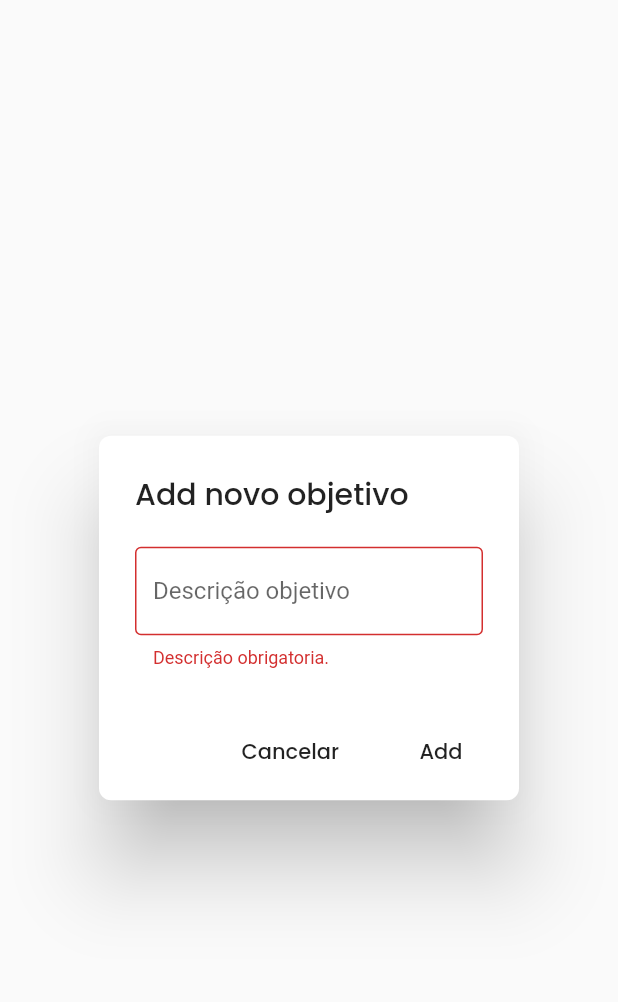
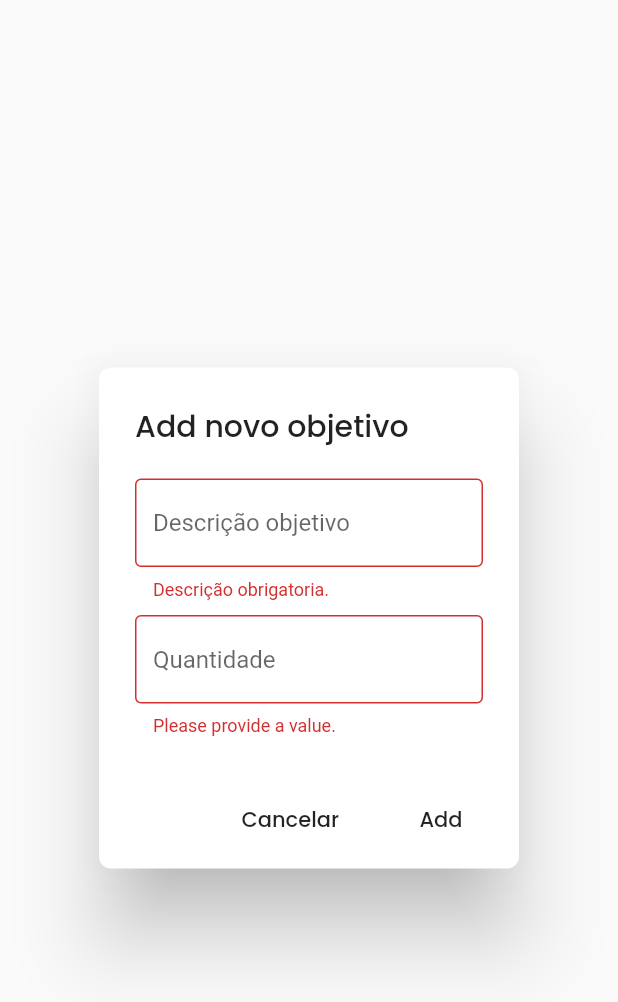
Before and after one commit to MaykeAlisson/agora_vai, a Flutter app: the NovoObjetivo widget shown alone on an empty page, opened directly, after a tap on "Add", on a phone screen of 412 x 824 dp. Shown: the top 1002 px of the screen. Run offline on Flutter 3.47's test engine with Material 2 defaults, Android fonts, the phone set to English and light mode, and no system bars; our stand-ins replace google_fonts, sqflite; accounts and stored records are empty.

Commit message:
(Feature) Criando novo objetivo

```diff
--- a/lib/ui/novo_objetivo_page.dart
+++ b/lib/ui/novo_objetivo_page.dart
@@ -20,7 +20,6 @@ class _NovoObjetivoState extends State<NovoObjetivo> {
   void initState() {
     super.initState();
     _buscaNomeObjetivos();
-//    _objetivos = Provider.of<HomeProvider>(context,listen: false).getObjetivos;
   }
 
   _buscaNomeObjetivos() async {
@@ -50,7 +49,7 @@ class _NovoObjetivoState extends State<NovoObjetivo> {
     return true;
   }
 
-  Future<void> _onSubmit() async {
+  Future<void> _salvar() async {
     final isValid = _form.currentState.validate();
     if (!isValid) {
       return;
@@ -61,10 +60,8 @@ class _NovoObjetivoState extends State<NovoObjetivo> {
     });
     try {
 //      bool success = await Provider.of<HomeProvider>(context).addObjetivo(_objetivo.toLowerCase());
-      bool success = true;
-      if (success) {
-        //print("Add Dialog success, popping off");
-      }
+
+
     } catch (e) {
       //print(e);
     }
@@ -86,7 +83,9 @@ class _NovoObjetivoState extends State<NovoObjetivo> {
         children: <Widget>[
           Form(
             key: _form,
-            child: TextFormField(
+            child: Column(
+              children: <Widget>[
+                TextFormField(
                   decoration: InputDecoration(
                     border: OutlineInputBorder(),
                     hintText: "Descrição objetivo",
@@ -108,10 +107,33 @@ class _NovoObjetivoState extends State<NovoObjetivo> {
                       _objetivo = value;
                     });
                   },
-              onFieldSubmitted: (value) {
-                _onSubmit();
+//                  onFieldSubmitted: (value) {
+//                    _salvar();
+//                  },
+                ),
+                SizedBox(height: 10,),
+                TextFormField(
+                  decoration: InputDecoration(
+                      hintText: "Quantidade",
+                      border: OutlineInputBorder()
+                  ),
+                  autocorrect: true,
+                  keyboardType: TextInputType.number,
+                  textCapitalization: TextCapitalization.sentences,
+                  validator: (value){
+                    if (value.isEmpty) {
+                      return 'Please provide a value.';
+                    }
+                    return null;
+                  },
+                  onFieldSubmitted: (value){
+                    setState(() {
+//                      _taskName= value;
+                    });
                   },
                 ),
+              ],
+            )
           )
         ],
       ),
@@ -133,7 +155,7 @@ class _NovoObjetivoState extends State<NovoObjetivo> {
                       textStyle: TextStyle(fontWeight: FontWeight.w500)),
                 ),
           onPressed: () {
-            _onSubmit();
+            _salvar();
           },
         ),
       ],
```
Lines whose indentation alone changed are shown as unchanged.
